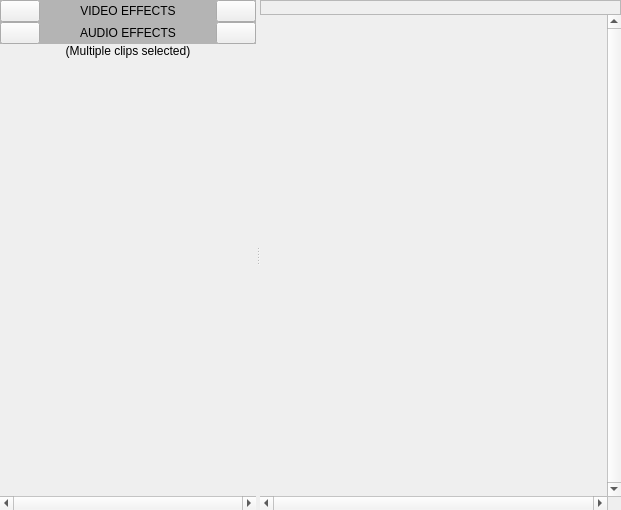
olive-editor/olive, file panels/effectcontrols.ui: the form before one commit.
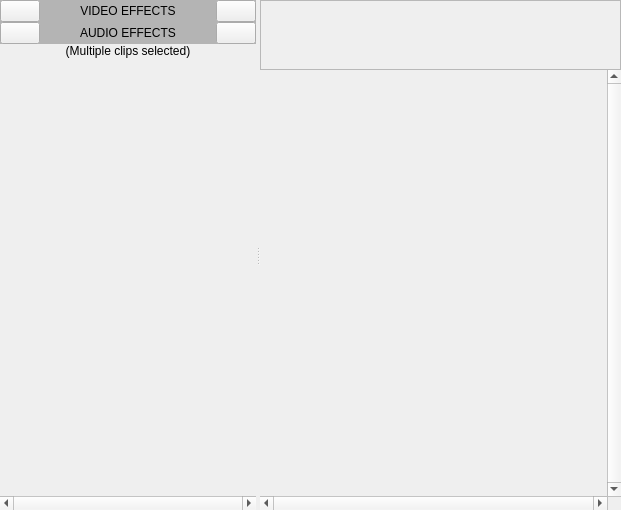
The form after the commit. Icons and pictures are not drawn. Custom widgets are drawn as their Qt base class.

```diff
--- a/panels/effectcontrols.ui
+++ b/panels/effectcontrols.ui
@@ -459,12 +459,6 @@
             <verstretch>0</verstretch>
            </sizepolicy>
           </property>
-          <property name="maximumSize">
-           <size>
-            <width>16777215</width>
-            <height>15</height>
-           </size>
-          </property>
           <property name="verticalScrollBarPolicy">
            <enum>Qt::ScrollBarAlwaysOff</enum>
           </property>
@@ -480,7 +474,7 @@
              <x>0</x>
              <y>0</y>
              <width>390</width>
-             <height>16</height>
+             <height>68</height>
             </rect>
            </property>
            <layout class="QVBoxLayout" name="verticalLayout_8">
@@ -551,7 +545,7 @@
              <x>0</x>
              <y>0</y>
              <width>378</width>
-             <height>462</height>
+             <height>407</height>
             </rect>
            </property>
            <layout class="QVBoxLayout" name="verticalLayout_2">
```
Left out of the diff: 6 changed lines with no effect on the pictures.
